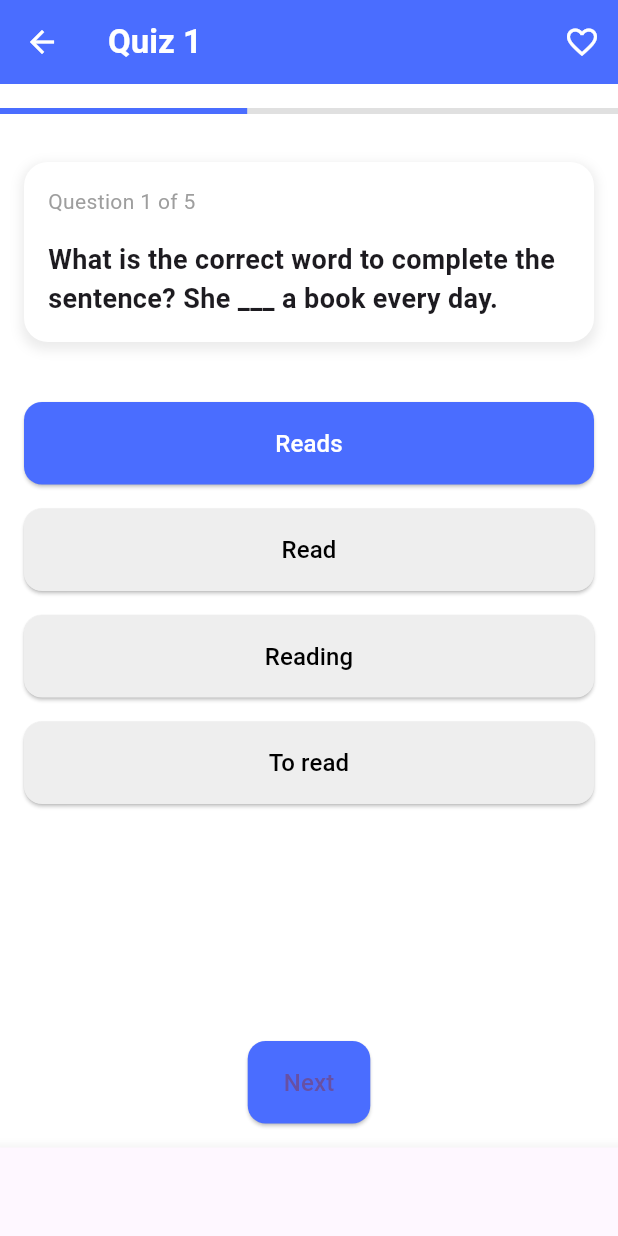
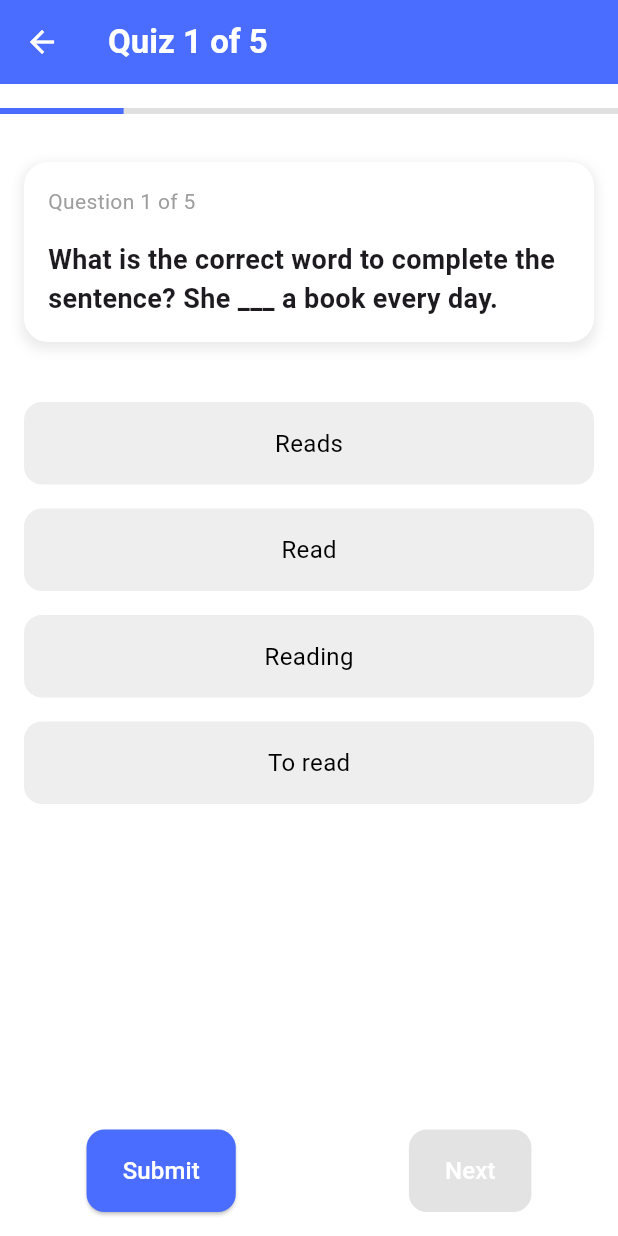
Before and after one commit to kezia03/UAS_MobProg, a Flutter app: the QuizPage screen opened directly, on a phone screen of 412 x 824 dp. Run offline on Flutter 3.47's test engine with Material 3 defaults, Android fonts, the phone set to English and light mode, and no system bars; our stand-ins replace percent_indicator.

Commit message:
perubahan page quiz english

```diff
--- a/lib/main.dart
+++ b/lib/main.dart
@@ -4,7 +4,7 @@ import 'screens/login_screen.dart';
 import 'screens/signup_screen.dart';
 import 'screens/home_screen.dart';
 import 'screens/english_course_page.dart';
-import 'screens/quiz_page.dart';
+import 'screens/quiz_english.dart';
 
 void main() {
   runApp(const PolylingoApp());
--- a/lib/screens/english_course_page.dart
+++ b/lib/screens/english_course_page.dart
@@ -1,5 +1,5 @@
 import 'package:flutter/material.dart';
-import 'quiz_page.dart';
+import 'quiz_english.dart';
 import 'package:percent_indicator/linear_percent_indicator.dart';
 
 class EnglishCoursePage extends StatefulWidget {
--- /dev/null
+++ b/lib/screens/quiz_english.dart
@@ -0,0 +1,273 @@
+import 'package:flutter/material.dart';
+
+class QuizPage extends StatefulWidget {
+  @override
+  _QuizPageState createState() => _QuizPageState();
+}
+
+class _QuizPageState extends State<QuizPage> {
+  int _currentQuestionIndex = 0; // Indeks pertanyaan saat ini.
+  int? _selectedIndex; // Indeks opsi yang dipilih untuk pertanyaan saat ini.
+  int _score = 0; // Skor pengguna.
+  bool _isSubmitted = false; // Apakah jawaban sudah dikirim.
+
+  final List<Map<String, dynamic>> _questions = [
+    {
+      "question":
+      "What is the correct word to complete the sentence? She ___ a book every day.",
+      "options": ["Reads", "Read", "Reading", "To read"],
+      "answer": 0, // Indeks jawaban benar (Reads).
+    },
+    {
+      "question": "Which is the correct way to say the time? 7:30 AM",
+      "options": [
+        "Seven thirty",
+        "Seven and a half",
+        "Half past seven",
+        "Seven o'clock"
+      ],
+      "answer": 2, // Indeks jawaban benar (Half past seven).
+    },
+    {
+      "question": "What is the plural form of the word 'Child'?",
+      "options": ["Childs", "Childes", "Children", "Childen"],
+      "answer": 2, // Indeks jawaban benar (Children).
+    },
+    {
+      "question": "What is the past tense of the verb 'Go'?",
+      "options": ["Goed", "Went", "Goes", "Gone"],
+      "answer": 1, // Indeks jawaban benar (Went).
+    },
+    {
+      "question": "What is the correct article for the word 'Apple'?",
+      "options": ["A", "An", "The", "No article"],
+      "answer": 1, // Indeks jawaban benar (An).
+    },
+  ];
+
+  void _submitAnswer(BuildContext context) {
+    if (_selectedIndex == null) {
+      ScaffoldMessenger.of(context).showSnackBar(
+        SnackBar(content: Text("Please select an option before submitting.")),
+      );
+      return;
+    }
+
+    setState(() {
+      _isSubmitted = true; // Tandai jawaban sebagai sudah dikirim.
+      if (_selectedIndex == _questions[_currentQuestionIndex]["answer"]) {
+        _score++; // Tambah skor jika jawaban benar.
+      }
+    });
+  }
+
+  void _nextQuestion(BuildContext context) {
+    setState(() {
+      if (_currentQuestionIndex < _questions.length - 1) {
+        _currentQuestionIndex++;
+        _selectedIndex = null; // Reset pilihan.
+        _isSubmitted = false; // Reset status kirim.
+      } else {
+        _showFinalScore(context); // Tampilkan skor akhir.
+      }
+    });
+  }
+
+  void _showFinalScore(BuildContext context) {
+    int totalScore = ((_score / _questions.length) * 100)
+        .toInt(); // Hitung skor sebagai persentase.
+    showDialog(
+      context: context,
+      barrierDismissible: false,
+      builder: (context) {
+        return AlertDialog(
+          title: Text("Quiz Completed!"),
+          content: Text("Your score is $totalScore/100."),
+          actions: [
+            TextButton(
+              onPressed: () {
+                Navigator.pop(context); // Tutup dialog.
+                Navigator.pop(context); // Kembali ke halaman kursus.
+              },
+              child: Text("Back to Course"),
+            ),
+          ],
+        );
+      },
+    );
+  }
+
+  @override
+  Widget build(BuildContext context) {
+    final currentQuestion =
+        _questions[_currentQuestionIndex]; // Pertanyaan saat ini.
+
+    return Scaffold(
+      backgroundColor: Colors.white,
+      appBar: AppBar(
+        backgroundColor: Color(0xFF4A6DFF),
+        elevation: 0,
+        leading: IconButton(
+          icon: Icon(Icons.arrow_back, color: Colors.white),
+          onPressed: () => Navigator.pop(context),
+        ),
+        title: Text(
+          'Quiz ${_currentQuestionIndex + 1} of ${_questions.length}',
+          style: TextStyle(color: Colors.white, fontWeight: FontWeight.bold),
+        ),
+      ),
+      body: Column(
+        children: [
+          SizedBox(height: 16),
+          LinearProgressIndicator(
+            value: (_currentQuestionIndex + 1) /
+                _questions.length, // Progress bar.
+            backgroundColor: Colors.grey[300],
+            valueColor: AlwaysStoppedAnimation<Color>(Color(0xFF4A6DFF)),
+          ),
+          SizedBox(height: 32),
+          Container(
+            margin: EdgeInsets.symmetric(horizontal: 16),
+            padding: EdgeInsets.all(16),
+            decoration: BoxDecoration(
+              color: Colors.white,
+              borderRadius: BorderRadius.circular(16),
+              boxShadow: [
+                BoxShadow(
+                  color: Colors.grey.withOpacity(0.2),
+                  spreadRadius: 2,
+                  blurRadius: 6,
+                  offset: Offset(0, 3),
+                ),
+              ],
+            ),
+            child: Column(
+              crossAxisAlignment: CrossAxisAlignment.start,
+              children: [
+                Text(
+                  "Question ${_currentQuestionIndex + 1} of ${_questions.length}",
+                  style: TextStyle(
+                    color: Colors.grey,
+                    fontSize: 14,
+                  ),
+                ),
+                SizedBox(height: 16),
+                Text(
+                  currentQuestion["question"],
+                  style: TextStyle(
+                    fontSize: 18,
+                    fontWeight: FontWeight.bold,
+                  ),
+                ),
+              ],
+            ),
+          ),
+          SizedBox(height: 32),
+          Expanded(
+            child: ListView.builder(
+              padding: EdgeInsets.symmetric(horizontal: 16),
+              itemCount: currentQuestion["options"].length,
+              itemBuilder: (context, index) {
+                return _buildOption(
+                  currentQuestion["options"][index],
+                  index,
+                  currentQuestion["answer"],
+                );
+              },
+            ),
+          ),
+          SizedBox(height: 16),
+          Row(
+            mainAxisAlignment: MainAxisAlignment.spaceAround,
+            children: [
+              ElevatedButton(
+                onPressed: !_isSubmitted
+                    ? () => _submitAnswer(context)
+                    : null, // Submit hanya jika belum dikirim.
+                style: ElevatedButton.styleFrom(
+                  backgroundColor:
+                      !_isSubmitted ? Color(0xFF4A6DFF) : Colors.grey,
+                  shape: RoundedRectangleBorder(
+                    borderRadius: BorderRadius.circular(12),
+                  ),
+                ),
+                child: Padding(
+                  padding: const EdgeInsets.symmetric(vertical: 16),
+                  child: Text(
+                    "Submit",
+                    style: TextStyle(fontSize: 16, color: Colors.white),
+                  ),
+                ),
+              ),
+              ElevatedButton(
+                onPressed: _isSubmitted
+                    ? () => _nextQuestion(context)
+                    : null, // Next hanya jika sudah dikirim.
+                style: ElevatedButton.styleFrom(
+                  backgroundColor:
+                      _isSubmitted ? Color(0xFF4A6DFF) : Colors.grey,
+                  shape: RoundedRectangleBorder(
+                    borderRadius: BorderRadius.circular(12),
+                  ),
+                ),
+                child: Padding(
+                  padding: const EdgeInsets.symmetric(vertical: 16),
+                  child: Text(
+                    _currentQuestionIndex < _questions.length - 1
+                        ? "Next"
+                        : "Finish",
+                    style: TextStyle(fontSize: 16, color: Colors.white),
+                  ),
+                ),
+              ),
+            ],
+          ),
+          SizedBox(height: 16),
+        ],
+      ),
+    );
+  }
+
+  Widget _buildOption(String text, int index, int correctAnswer) {
+    Color getOptionColor() {
+      if (!_isSubmitted) {
+        // Highlight pilihan sementara.
+        return _selectedIndex == index ? Colors.blue[100]! : Colors.grey[200]!;
+      }
+      if (index == correctAnswer)
+        return Colors.green; // Highlight hijau untuk jawaban benar.
+      if (index == _selectedIndex)
+        return Colors.red; // Highlight merah untuk jawaban salah.
+      return Colors.grey[200]!; // Default warna opsi lainnya.
+    }
+
+    return GestureDetector(
+      onTap: () {
+        if (!_isSubmitted) {
+          setState(() {
+            _selectedIndex = index; // Update pilihan pengguna.
+          });
+        }
+      },
+      child: Container(
+        margin: EdgeInsets.symmetric(vertical: 8),
+        padding: const EdgeInsets.symmetric(vertical: 16),
+        decoration: BoxDecoration(
+          color: getOptionColor(),
+          borderRadius: BorderRadius.circular(12),
+        ),
+        child: Center(
+          child: Text(
+            text,
+            style: TextStyle(
+              fontSize: 16,
+              color: (_isSubmitted || _selectedIndex == index)
+                  ? Colors.white
+                  : Colors.black, // Teks putih jika sudah dijawab atau dipilih.
+            ),
+          ),
+        ),
+      ),
+    );
+  }
+}
--- a/lib/screens/quiz_page.dart
+++ /dev/null
@@ -1,153 +0,0 @@
-import 'package:flutter/material.dart';
-
-class QuizPage extends StatelessWidget {
-  @override
-  Widget build(BuildContext context) {
-    return Scaffold(
-      backgroundColor: Colors.white,
-      appBar: AppBar(
-        backgroundColor: Color(0xFF4A6DFF),
-        elevation: 0,
-        leading: IconButton(
-          icon: Icon(Icons.arrow_back, color: Colors.white),
-          onPressed: () => Navigator.pop(context),
-        ),
-        title: Text(
-          'Quiz 1',
-          style: TextStyle(color: Colors.white, fontWeight: FontWeight.bold),
-        ),
-        actions: [
-          IconButton(
-            icon: Icon(Icons.favorite_outline, color: Colors.white),
-            onPressed: () {},
-          ),
-        ],
-      ),
-      body: Column(
-        children: [
-          SizedBox(height: 16),
-          LinearProgressIndicator(
-            value: 0.4, // Progress example
-            backgroundColor: Colors.grey[300],
-            valueColor: AlwaysStoppedAnimation<Color>(Color(0xFF4A6DFF)),
-          ),
-          SizedBox(height: 32),
-          Container(
-            margin: EdgeInsets.symmetric(horizontal: 16),
-            padding: EdgeInsets.all(16),
-            decoration: BoxDecoration(
-              color: Colors.white,
-              borderRadius: BorderRadius.circular(16),
-              boxShadow: [
-                BoxShadow(
-                  color: Colors.grey.withOpacity(0.2),
-                  spreadRadius: 2,
-                  blurRadius: 6,
-                  offset: Offset(0, 3),
-                ),
-              ],
-            ),
-            child: Column(
-              crossAxisAlignment: CrossAxisAlignment.start,
-              children: [
-                Text(
-                  "Question 1 of 5",
-                  style: TextStyle(
-                    color: Colors.grey,
-                    fontSize: 14,
-                  ),
-                ),
-                SizedBox(height: 16),
-                Text(
-                  "What is the correct word to complete the sentence? She ___ a book every day.",
-                  style: TextStyle(
-                    fontSize: 18,
-                    fontWeight: FontWeight.bold,
-                  ),
-                ),
-              ],
-            ),
-          ),
-          SizedBox(height: 32),
-          Expanded(
-            child: ListView(
-              padding: EdgeInsets.symmetric(horizontal: 16),
-              children: [
-                _buildOption("Reads", true),
-                _buildOption("Read", false),
-                _buildOption("Reading", false),
-                _buildOption("To read", false),
-              ],
-            ),
-          ),
-          SizedBox(height: 16),
-          Padding(
-            padding: const EdgeInsets.symmetric(horizontal: 16),
-            child: ElevatedButton(
-              onPressed: () {},
-              style: ElevatedButton.styleFrom(
-                backgroundColor: Color(0xFF4A6DFF),
-                shape: RoundedRectangleBorder(
-                  borderRadius: BorderRadius.circular(12),
-                ),
-              ),
-              child: Padding(
-                padding: const EdgeInsets.symmetric(vertical: 16),
-                child: Text(
-                  "Next",
-                  style: TextStyle(fontSize: 16),
-                ),
-              ),
-            ),
-          ),
-          SizedBox(height: 16),
-        ],
-      ),
-      bottomNavigationBar: BottomNavigationBar(
-        items: [
-          BottomNavigationBarItem(
-            icon: Icon(Icons.home),
-            label: '',
-          ),
-          BottomNavigationBarItem(
-            icon: Icon(Icons.search),
-            label: '',
-          ),
-          BottomNavigationBarItem(
-            icon: Icon(Icons.favorite_outline),
-            label: '',
-          ),
-          BottomNavigationBarItem(
-            icon: Icon(Icons.person),
-            label: '',
-          ),
-        ],
-        currentIndex: 0,
-        onTap: (index) {},
-      ),
-    );
-  }
-
-  Widget _buildOption(String text, bool isSelected) {
-    return Container(
-      margin: EdgeInsets.symmetric(vertical: 8),
-      child: ElevatedButton(
-        onPressed: () {},
-        style: ElevatedButton.styleFrom(
-          backgroundColor: isSelected ? Color(0xFF4A6DFF) : Colors.grey[200],
-          foregroundColor: isSelected ? Colors.white : Colors.black,
-          shape: RoundedRectangleBorder(
-            borderRadius: BorderRadius.circular(12),
-          ),
-        ),
-        child: Padding(
-          padding: const EdgeInsets.symmetric(vertical: 16),
-          child: Text(
-            text,
-            style: TextStyle(fontSize: 16),
-          ),
-        ),
-      ),
-    );
-  }
-}
```
